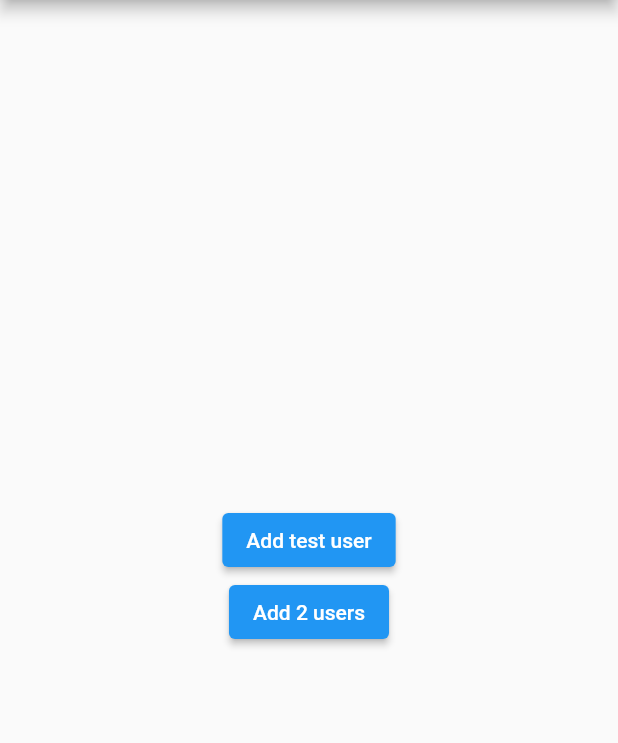
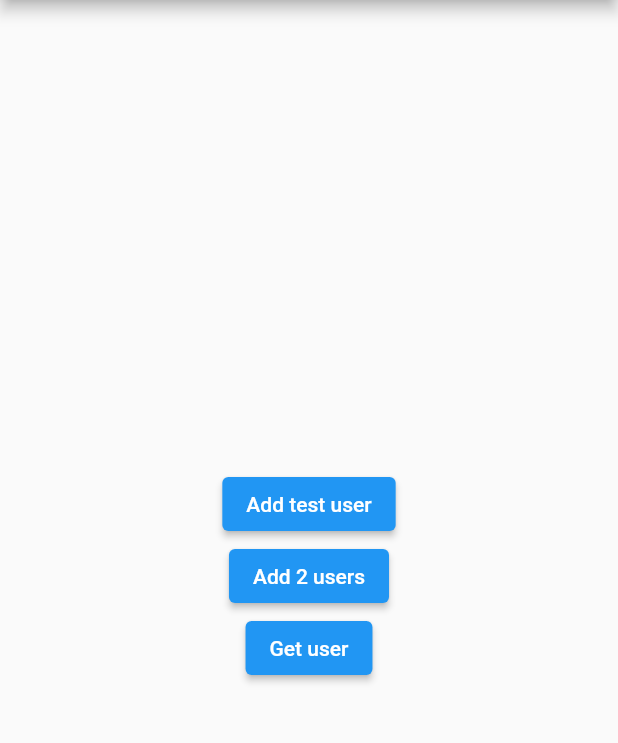
Before and after one commit to jArecki444/Gsheet_PoC_Flutter, a Flutter app: the screen it shows after launch, on a phone screen of 412 x 824 dp, the part 84-827 px from its top. Run offline on Flutter 3.47's test engine with Material 2 defaults, Android fonts, the phone set to English and light mode, and no system bars; missing offline and left inert: gsheets.

Commit message:
Get user by id

```diff
--- a/lib/gsheets_api/gsheets_api.dart
+++ b/lib/gsheets_api/gsheets_api.dart
@@ -30,4 +30,15 @@ class SheetsApi {
 
     return int.tryParse(lastRow.first) ?? 0;
   }
+
+  static Future<User?> getUserById(String id) async {
+    if (_usersTab == null) return null;
+
+    final jsonResponse = await _usersTab!.values.map.rowByKey(
+      id,
+      fromColumn: 1,
+    );
+
+    return jsonResponse != null ? User.fromJson(jsonResponse) : null;
+  }
 }
--- a/lib/gsheets_api/model/user.dart
+++ b/lib/gsheets_api/model/user.dart
@@ -24,4 +24,11 @@ class User {
         UserFields.email: email,
         UserFields.avatarUrl: avatarUrl,
       };
+
+  static User fromJson(Map<String, dynamic> json) => User(
+        id: json[UserFields.id],
+        name: json[UserFields.name],
+        email: json[UserFields.email],
+        avatarUrl: json[UserFields.avatarUrl],
+      );
 }
--- a/lib/main.dart
+++ b/lib/main.dart
@@ -44,6 +44,13 @@ class MyApp extends StatelessWidget {
                 },
                 child: Text('Add 2 users'),
               ),
+              ElevatedButton(
+                onPressed: () async {
+                  final res = await SheetsApi.getUserById('1');
+                  print(res);
+                },
+                child: Text('Get user'),
+              ),
             ],
           ),
         ),
```
